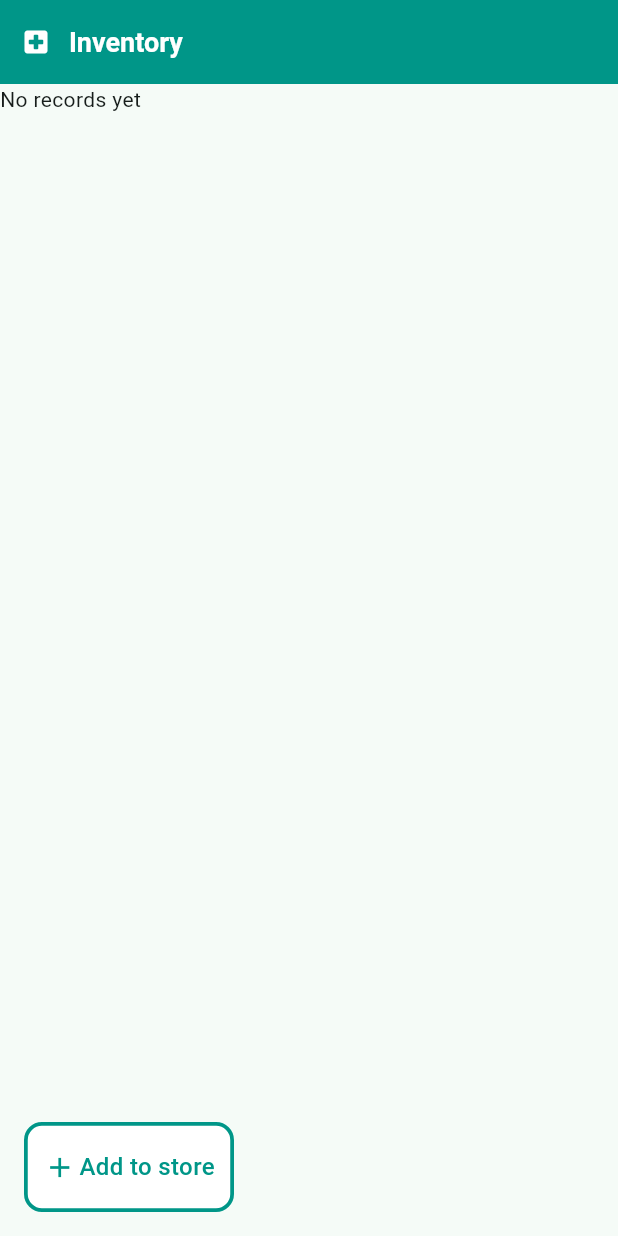
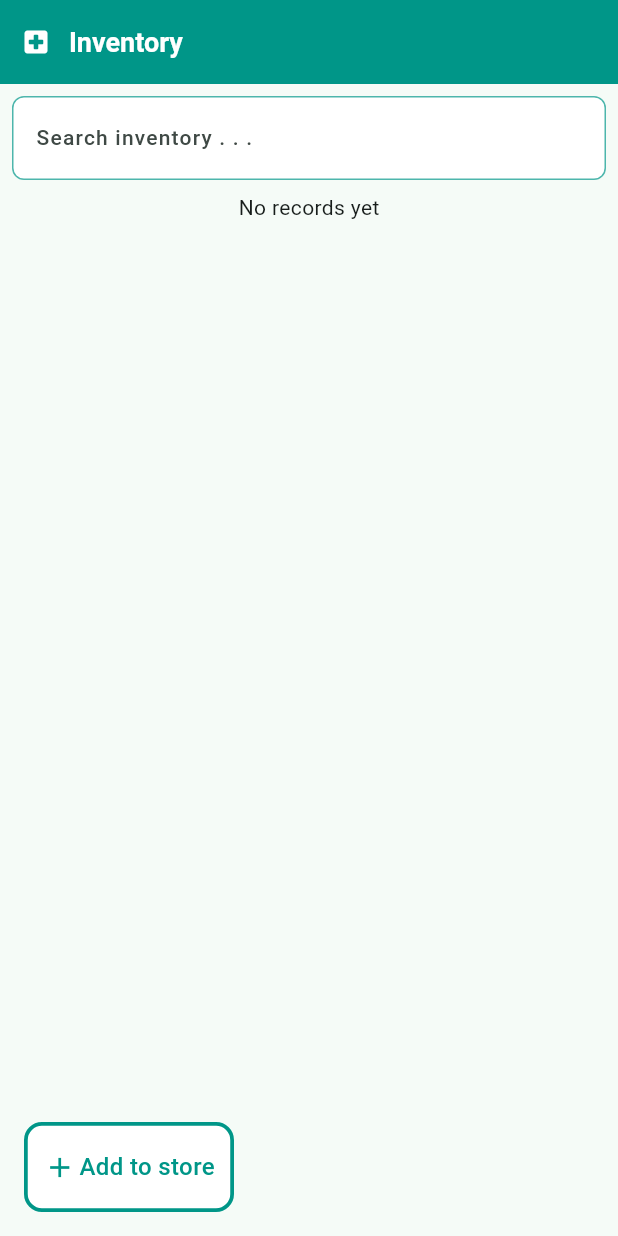
Before and after one commit to Enisco/pharmko, a Flutter app: the InventoryScreen screen opened directly, on a phone screen of 412 x 824 dp. Run offline on Flutter 3.47's test engine with Material 3 defaults, Android fonts, the light colour scheme and no system bars; our stand-ins replace dio, firebase_core, firebase_database, flutter_local_notifications, fluttertoast, geolocator and 3 more; missing offline and left inert: flutter_paystack_max, mqtt_client; accounts and stored records are empty; network calls fail.

Commit message:
added search functionality for inventory

```diff
--- a/lib/views/medicine_store/inventory_view.dart
+++ b/lib/views/medicine_store/inventory_view.dart
@@ -1,4 +1,5 @@
 import 'package:flutter/material.dart';
+import 'package:flutter/services.dart';
 import 'package:get/get.dart';
 import 'package:intl/intl.dart';
 import 'package:pharmko/components/appstyles.dart';
@@ -7,6 +8,7 @@ import 'package:pharmko/components/spacer.dart';
 import 'package:pharmko/controllers/store_controller.dart';
 import 'package:pharmko/models/medicine_model.dart';
 import 'package:pharmko/shared/custom_appbar.dart';
+import 'package:pharmko/shared/custom_textfield.dart';
 import 'package:pharmko/shared/logger.dart';
 import 'package:pharmko/views/medicine_store/add_new_med_page.dart';
 import 'package:pharmko/views/medicine_store/inventory_med_details_page.dart';
@@ -20,11 +22,31 @@ class InventoryScreen extends StatefulWidget {
 
 class _InventoryScreenState extends State<InventoryScreen> {
   final controller = Get.put(PharmacyStoreController());
+  TextEditingController searchController = TextEditingController();
+  String _previousText = "";
+
+  void _handleTextChange(String currentText) {
+    if ((_previousText.isEmpty && currentText.isNotEmpty) ||
+        (_previousText.isNotEmpty && currentText.isEmpty)) {
+      setState(() {
+        _previousText = currentText;
+      });
+    } else {
+      _previousText = currentText;
+    }
+  }
 
   @override
   void initState() {
     super.initState();
     controller.getMedicineList();
+    searchController = TextEditingController();
+  }
+
+  @override
+  void dispose() {
+    searchController.dispose();
+    super.dispose();
   }
 
   @override
@@ -32,22 +54,59 @@ class _InventoryScreenState extends State<InventoryScreen> {
     return GetBuilder<PharmacyStoreController>(
       init: PharmacyStoreController(),
       builder: (ctxt) {
+        List<MedicineModel?> medicineListToDisplay = [];
+        medicineListToDisplay = controller.searchMedicineList.isNotEmpty == true
+            ? controller.searchMedicineList
+            : controller.medicineList;
+
         return Scaffold(
           appBar: customAppbar("Inventory"),
-          body: Column(
+          body: controller.loading == true
+              ? const Center(child: CircularProgressIndicator())
+              : Column(
                   children: [
-              controller.loading == true
-                  ? const Center(
-                      child: CircularProgressIndicator(),
+                    Padding(
+                      padding: const EdgeInsets.all(8.0),
+                      child: CustomTextField(
+                        textEditingController: searchController,
+                        hintText: "Search inventory . . .",
+                        hintStyle: AppStyles.lightStyle(),
+                        suffix: searchController.text.trim().isNotEmpty == true
+                            ? IconButton(
+                                onPressed: () {
+                                  setState(() {
+                                    searchController.clear();
+                                    controller.searchMedicine('');
+                                    SystemChannels.textInput
+                                        .invokeMethod('TextInput.hide');
+                                  });
+                                },
+                                icon: Icon(
+                                  Icons.cancel,
+                                  size: 14,
+                                  color: Colors.grey.withOpacity(0.6),
+                                ),
                               )
+                            : const SizedBox.shrink(),
+                        onChanged: (txt) {
+                          _handleTextChange(txt);
+                          controller.searchMedicine(txt);
+                        },
+                      ),
+                    ),
+                    controller.searchMedicineList.isEmpty == true &&
+                            searchController.text.trim().isNotEmpty == true
+                        ? Text(
+                            "No results for '${searchController.text.trim()}'")
                         : controller.medicineList.isNotEmpty == true
                             ? Expanded(
                                 child: ListView.builder(
-                            padding: const EdgeInsets.fromLTRB(0, 10, 0, 90),
-                            itemCount: controller.medicineList.length,
+                                  padding:
+                                      const EdgeInsets.fromLTRB(0, 10, 0, 90),
+                                  itemCount: medicineListToDisplay.length,
                                   itemBuilder: (context, index) {
                                     return inventoryCard(
-                                controller.medicineList[index]!,
+                                      medicineListToDisplay[index]!,
                                     );
                                   },
                                 ),
--- a/lib/views/medicine_store/medicine_store_page.dart
+++ b/lib/views/medicine_store/medicine_store_page.dart
@@ -55,8 +55,6 @@ class _MedicineStorePageState extends State<MedicineStorePage> {
       initState: (state) => controller.getMedicineList(),
       builder: (ctxt) {
         List<MedicineModel?> medicineListToDisplay = [];
-        // Show searchResultsList if it's not empty,
-        //meaning there's a search text in the searchController textfield
         medicineListToDisplay = controller.searchMedicineList.isNotEmpty == true
             ? controller.searchMedicineList
             : controller.medicineList;
@@ -64,7 +62,7 @@ class _MedicineStorePageState extends State<MedicineStorePage> {
         return Scaffold(
           appBar: customAppbar("Pharmko Store"),
           body: controller.loading == true
-              ? const SizedBox.shrink()
+              ? const Center(child: CircularProgressIndicator())
               : Column(
                   children: [
                     Padding(
```
Lines whose indentation alone changed are shown as unchanged.
